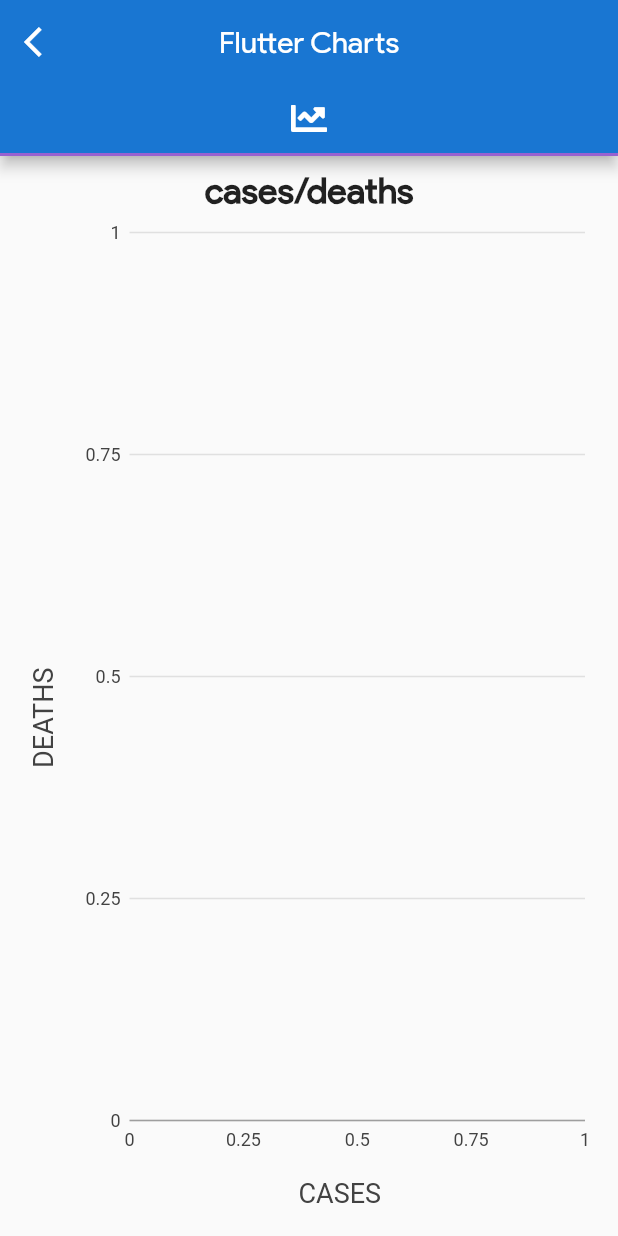
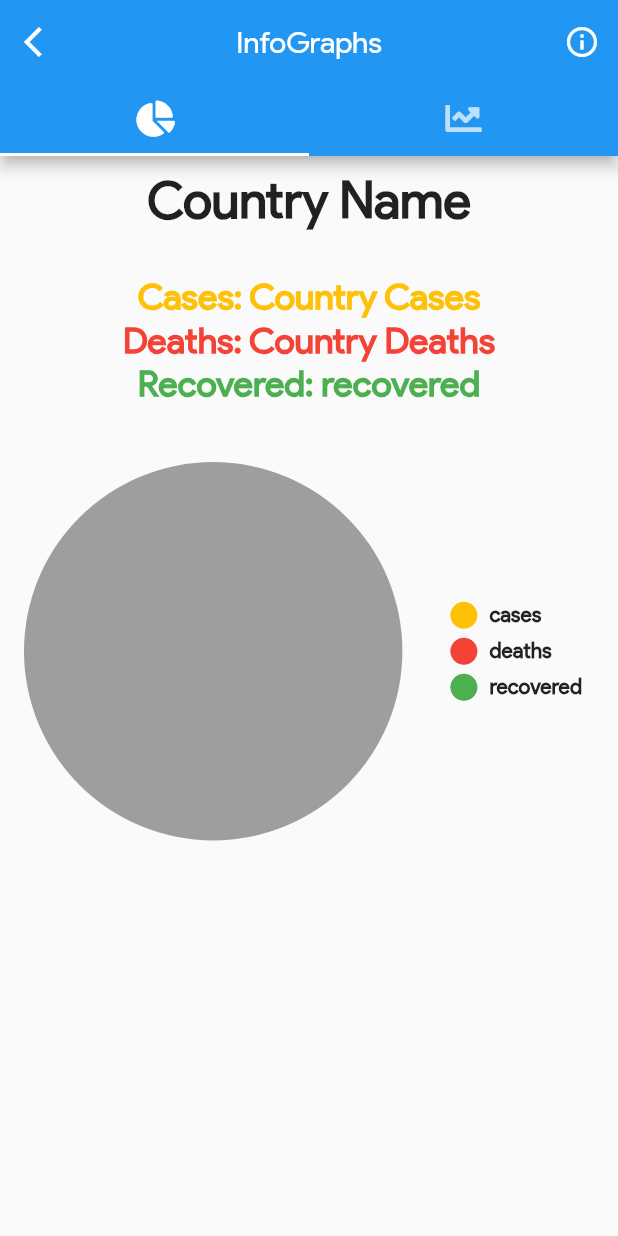
Before and after one commit to madhavtripathi05/COVID_19_TRACKER, a Flutter app: the ChartsScreen screen opened by its route, on a phone screen of 412 x 824 dp. Run offline on Flutter 3.47's test engine with Material 2 defaults, Android fonts, the light colour scheme and no system bars; drawn by our look-alikes of pie_chart; our stand-ins replace charts_flutter, dynamic_theme, flutter_spinkit, font_awesome_flutter, geolocator, video_player; missing offline and left inert: flutter_webview_plugin; network calls fail.

Commit message:
added charts

```diff
--- a/lib/screens/charts_screen.dart
+++ b/lib/screens/charts_screen.dart
@@ -1,74 +1,96 @@
 import 'package:charts_flutter/flutter.dart' as charts;
-import 'package:covid_19_tracker/services/api_data.dart';
+
 import 'package:flutter/material.dart';
 import 'package:font_awesome_flutter/font_awesome_flutter.dart';
+import 'package:pie_chart/pie_chart.dart';
 
+import '../services/api_data.dart';
+import '../constants/constants.dart';
 import '../models/country_historical_data.dart';
 
 class ChartsScreen extends StatefulWidget {
   static const routeName = '/charts';
   final String countryName;
-  ChartsScreen({this.countryName});
+  final double cases;
+  final double deaths;
+  final double recovered;
+  ChartsScreen({this.countryName, this.cases, this.deaths, this.recovered});
   @override
   _ChartsScreenState createState() => _ChartsScreenState();
 }
 
 class _ChartsScreenState extends State<ChartsScreen> {
-  ApiData apiData = ApiData();
-  final _scaffoldKey = GlobalKey<ScaffoldState>();
-  List<IndiaHistoricalData> indiaData = [];
-  // List<charts.Series<IndiaHistoricalData, String>> _pieSeriesData = [];
-  // List<charts.Series<IndiaHistoricalData, String>> _seriesData = [];
-  List<charts.Series<IndiaHistoricalData, int>> _lineSeriesData = [];
   @override
   void initState() {
     getAndSetData();
+
+    _dataMap.putIfAbsent('cases', () => widget.cases ?? 0);
+    _dataMap.putIfAbsent('deaths', () => widget.deaths ?? 0);
+    _dataMap.putIfAbsent('recovered', () => widget.recovered ?? 0);
     super.initState();
   }
 
+  ApiData apiData = ApiData();
+  final _scaffoldKey = GlobalKey<ScaffoldState>();
+  List<IndiaHistoricalData> countryData = [];
+  List<charts.Series<IndiaHistoricalData, int>> _lineSeriesData = [];
+  Map<String, double> _dataMap = Map();
+
+  Map<String, dynamic> cases = Map();
+  Map<String, dynamic> recovered = Map();
+  Map<String, dynamic> deaths = Map();
+
   void getAndSetData() async {
-    Map<String, dynamic> histData = await apiData.getIndiaHistoricalData();
+    Map<String, dynamic> histData =
+        await apiData.getCountryHistoricalData('${widget.countryName}');
     setState(() {
-      if (histData == null) {
+      if (histData == null || widget.cases == null) {
         print('error Null data obtained');
         return;
       }
-      Map<String, dynamic> cases = histData['timeline']['cases'];
-      Map<String, dynamic> recovered = histData['timeline']['recovered'];
-      Map<String, dynamic> deaths = histData['timeline']['deaths'];
+
+      cases = histData['timeline']['cases'];
+      deaths = histData['timeline']['deaths'];
+
+      // recovered = histData['timeline']['recovered'];// deprecated from API
 
       for (var i = 0; i < cases.length; i++) {
         final myData = IndiaHistoricalData(
           date: cases.keys.elementAt(i).toString(),
-          cases: cases.values.elementAt(i) ?? 0,
-          recovered: recovered.values.elementAt(i) ?? 0,
-          deaths: deaths.values.elementAt(i) ?? 0,
+          cases: cases.values.elementAt(i),
+          // recovered: recovered.values.elementAt(i), //deprecated
+          deaths: deaths.values.elementAt(i),
         );
-        indiaData.add(myData);
+        countryData.add(myData);
       }
 
-      // for (var data in indiaData) {
-      //   print('${data.date} : ${data.cases},${data.deaths},${data.recovered}');
+      // for testing
+      // for (var data in countryData) {
+      //   print('${data.date} : ${data.cases},${data.deaths}');
       // }
-      // _pieSeriesData.add(charts.Series(
-      //   data: indiaData,
-      //   id: 'indiaData',
-      //   domainFn: (IndiaHistoricalData data, _) => data.cases.toString(),
-      //   measureFn: (IndiaHistoricalData data, _) => data.deaths,
-      // ));
 
       _lineSeriesData.add(charts.Series(
-          data: indiaData,
+          colorFn: (IndiaHistoricalData data, _) =>
+              charts.Color.fromHex(code: '#c31432'),
+          data: countryData,
           domainFn: (IndiaHistoricalData data, _) => data.cases,
           measureFn: (IndiaHistoricalData data, _) => data.deaths,
-          id: 'deaths'));
+          id: 'DEATHS'));
+
+      // _lineSeriesData.add(charts.Series(
+      //     colorFn: (IndiaHistoricalData data, _) =>
+      //         charts.Color.fromHex(code: '#0f9b0f'),
+      //     data: countryData,
+      //     domainFn: (IndiaHistoricalData data, _) => data.cases,
+      //     measureFn: (IndiaHistoricalData data, _) => data.recovered,
+      //     id: 'RECOVERED'));// deprecated
     });
   }
 
   @override
   Widget build(BuildContext context) {
     return DefaultTabController(
-      length: 1,
+      length: 2,
       child: Scaffold(
         key: _scaffoldKey,
         appBar: AppBar(
@@ -76,93 +98,31 @@ class _ChartsScreenState extends State<ChartsScreen> {
           leading: IconButton(
               icon: Icon(Icons.arrow_back_ios),
               onPressed: () => Navigator.pop(context)),
-          backgroundColor: Color(0xff1976d2),
-          //backgroundColor: Color(0xff308e1c),
           bottom: TabBar(
-            indicatorColor: Color(0xff9962D0),
+            indicatorColor: Colors.white,
             tabs: [
-              // Tab(icon: Icon(FontAwesomeIcons.solidChartBar)),
-              // Tab(icon: Icon(FontAwesomeIcons.chartPie)),
+              Tab(icon: Icon(FontAwesomeIcons.chartPie)),
               Tab(icon: Icon(FontAwesomeIcons.chartLine)),
             ],
           ),
-          title: Text('Flutter Charts'),
+          actions: <Widget>[
+            IconButton(
+              icon: Icon(Icons.info_outline),
+              onPressed: () => _scaffoldKey.currentState.showSnackBar(
+                SnackBar(
+                  content: Text(
+                    'Data Source: https://www.worldometers.info/coronavirus/',
+                    textAlign: TextAlign.center,
+                    style: kNormalTextStyle,
+                  ),
+                ),
+              ),
+            ),
+          ],
+          title: Text('InfoGraphs'),
         ),
         body: TabBarView(
           children: [
-            // Padding(
-            //   padding: EdgeInsets.all(8.0),
-            //   child: Container(
-            //     child: Center(
-            //       child: Column(
-            //         children: <Widget>[
-            //           Text(
-            //             'SO₂ emissions, by world region (in million tonnes)',
-            //             style: TextStyle(
-            //                 fontSize: 24.0, fontWeight: FontWeight.bold),
-            //           ),
-            //           Expanded(
-            //             child: charts.BarChart(
-            //               _pieSeriesData,
-            //               animate: true,
-            //               barGroupingType: charts.BarGroupingType.grouped,
-            //               //behaviors: [  charts.SeriesLegend()],
-            //               animationDuration: Duration(seconds: 5),
-            //             ),
-            //           ),
-            //         ],
-            //       ),
-            //     ),
-            //   ),
-            // ),
-            // Padding(
-            //   padding: EdgeInsets.all(8.0),
-            //   child: Container(
-            //     child: Center(
-            //       child: Column(
-            //         children: <Widget>[
-            //           Text(
-            //             'Time spent on daily tasks',
-            //             style: TextStyle(
-            //                 fontSize: 24.0, fontWeight: FontWeight.bold),
-            //           ),
-            //           SizedBox(
-            //             height: 10.0,
-            //           ),
-            //           Expanded(
-            //             child: charts.PieChart(
-            //               _pieSeriesData,
-            //               animate: true,
-            //               animationDuration: Duration(seconds: 5),
-            //               behaviors: [
-            //                   charts.DatumLegend(
-            //                   outsideJustification:
-            //                       charts.OutsideJustification.endDrawArea,
-            //                   horizontalFirst: false,
-            //                   desiredMaxRows: 2,
-            //                   cellPadding:
-            //                         EdgeInsets.only(right: 4.0, bottom: 4.0),
-            //                   entryTextStyle: charts.TextStyleSpec(
-            //                       color: charts
-            //                           .MaterialPalette.purple.shadeDefault,
-            //                       fontFamily: 'Georgia',
-            //                       fontSize: 11),
-            //                 )
-            //               ],
-            //               defaultRenderer:   charts.ArcRendererConfig(
-            //                 arcWidth: 100,
-            //                 arcRendererDecorators: [
-            //                     charts.ArcLabelDecorator(
-            //                       labelPosition: charts.ArcLabelPosition.inside)
-            //                 ],
-            //               ),
-            //             ),
-            //           ),
-            //         ],
-            //       ),
-            //     ),
-            //   ),
-            // ),
             Padding(
               padding: EdgeInsets.all(8.0),
               child: Container(
@@ -170,27 +130,105 @@ class _ChartsScreenState extends State<ChartsScreen> {
                   child: Column(
                     children: <Widget>[
                       Text(
-                        'cases/deaths',
+                        '${widget.countryName ?? 'Country Name'}',
                         style: TextStyle(
-                            fontSize: 24.0, fontWeight: FontWeight.bold),
+                            fontSize: 34.0, fontWeight: FontWeight.bold),
                       ),
+                      SizedBox(height: 30),
+                      Text(
+                        'Cases: ${widget.cases ?? 'Country Cases'}',
+                        style: TextStyle(
+                            fontSize: 24.0,
+                            fontWeight: FontWeight.bold,
+                            color: Colors.amber),
+                      ),
+                      Text(
+                        'Deaths: ${widget.deaths ?? 'Country Deaths'}',
+                        style: TextStyle(
+                            fontSize: 24.0,
+                            fontWeight: FontWeight.bold,
+                            color: Colors.red),
+                      ),
+                      Text(
+                        'Recovered: ${widget.recovered ?? 'recovered'}',
+                        style: TextStyle(
+                            fontSize: 24.0,
+                            fontWeight: FontWeight.bold,
+                            color: Colors.green),
+                      ),
+                      SizedBox(height: 30),
+                      PieChart(
+                        dataMap: _dataMap,
+                        animationDuration: Duration(milliseconds: 800),
+                        chartLegendSpacing: 32.0,
+                        chartRadius: MediaQuery.of(context).size.width / 1.5,
+                        showChartValuesInPercentage: true,
+                        showChartValues: true,
+                        showChartValuesOutside: false,
+                        chartValueBackgroundColor: Colors.grey[200],
+                        colorList: [Colors.amber, Colors.red, Colors.green],
+                        showLegends: true,
+                        legendPosition: LegendPosition.top,
+                        decimalPlaces: 1,
+                        showChartValueLabel: true,
+                        initialAngle: 0,
+                        chartValueStyle: defaultChartValueStyle.copyWith(
+                          color: Colors.blueGrey[900].withOpacity(0.9),
+                        ),
+                        chartType: ChartType.disc,
+                      ),
+                    ],
+                  ),
+                ),
+              ),
+            ),
+            Padding(
+              padding: EdgeInsets.all(8.0),
+              child: Container(
+                child: Center(
+                  child: Column(
+                    children: <Widget>[
+                      Text(
+                        '${widget.countryName ?? 'Country Name'}',
+                        style: TextStyle(
+                            fontSize: 34.0, fontWeight: FontWeight.bold),
+                      ),
+                      SizedBox(height: 20),
                       Expanded(
                         child: charts.LineChart(_lineSeriesData,
                             defaultRenderer: charts.LineRendererConfig(
-                                includeArea: true, stacked: true),
+                              includeArea: true,
+                              stacked: true,
+                              roundEndCaps: true,
+                              includePoints: true,
+                              radiusPx: 2.5,
+                              includeLine: true,
+
+                            ),
                             animate: true,
                             animationDuration: Duration(seconds: 1),
                             behaviors: [
-                              charts.ChartTitle('CASES',
-                                  behaviorPosition:
-                                      charts.BehaviorPosition.bottom,
-                                  titleOutsideJustification: charts
-                                      .OutsideJustification.middleDrawArea),
-                              charts.ChartTitle('DEATHS',
-                                  behaviorPosition:
-                                      charts.BehaviorPosition.start,
-                                  titleOutsideJustification: charts
-                                      .OutsideJustification.middleDrawArea),
+                              charts.ChartTitle(
+                                'Number of Cases',
+                                titleStyleSpec: charts.TextStyleSpec(
+                                  fontFamily: 'google',
+                                  color: charts.Color.fromHex(code: '#f7aa0f'),
+                                ),
+                                behaviorPosition:
+                                    charts.BehaviorPosition.bottom,
+                                titleOutsideJustification:
+                                    charts.OutsideJustification.middleDrawArea,
+                              ),
+                              charts.ChartTitle(
+                                'Number of Deaths',
+                                titleStyleSpec: charts.TextStyleSpec(
+                                  fontFamily: 'google',
+                                  color: charts.Color.fromHex(code: '#c31432'),
+                                ),
+                                behaviorPosition: charts.BehaviorPosition.start,
+                                titleOutsideJustification:
+                                    charts.OutsideJustification.middleDrawArea,
+                              ),
                             ]),
                       ),
                     ],
--- a/lib/screens/countries_info_screen.dart
+++ b/lib/screens/countries_info_screen.dart
@@ -3,6 +3,7 @@ import 'package:flutter/material.dart';
 import '../constants/constants.dart';
 import '../models/country_virus_data.dart';
 import '../widgets/data_list_item.dart';
+import '../screens/charts_screen.dart';
 
 class CountriesInfoScreen extends StatefulWidget {
   static const routeName = '/countries-info-screen';
@@ -91,8 +92,20 @@ class CountriesInfoScreenState extends State<CountriesInfoScreen> {
     );
   }
 
-  Card buildCard(int index) {
-    return Card(
+  Widget buildCard(int index) {
+    return InkWell(
+      onTap: () => Navigator.push(
+        context,
+        MaterialPageRoute(
+          builder: (context) => ChartsScreen(
+            countryName: '${countriesForDisplay[index].country}',
+            cases: double.parse('${countriesForDisplay[index].confirmedCases}'),
+            deaths: double.parse('${countriesForDisplay[index].deaths}'),
+            recovered: double.parse('${countriesForDisplay[index].recovered}'),
+          ),
+        ),
+      ),
+      child: Card(
         elevation: 7,
         margin: EdgeInsets.all(10),
         child: Container(
@@ -109,10 +122,10 @@ class CountriesInfoScreenState extends State<CountriesInfoScreen> {
                   Colors.amber),
               DataListItem('Recovered: ${countriesForDisplay[index].recovered}',
                   false, Colors.green),
-            DataListItem('Deaths: ${countriesForDisplay[index].deaths}', false,
-                Colors.red),
+              DataListItem('Deaths: ${countriesForDisplay[index].deaths}',
+                  false, Colors.red),
               DataListItem(
-                'Critical Cases ${countriesForDisplay[index].criticalCases}',
+                  'Critical Cases: ${countriesForDisplay[index].criticalCases}',
                   false,
                   Colors.teal),
               DataListItem(
@@ -124,6 +137,7 @@ class CountriesInfoScreenState extends State<CountriesInfoScreen> {
                   false,
                   Colors.redAccent),
             ],
+          ),
         ),
       ),
     );
@@ -165,8 +179,6 @@ class CountriesInfoScreenState extends State<CountriesInfoScreen> {
                 ),
               ],
             ),
-            // SizedBox(height: 50),
-
             buildList(),
           ],
         ),
--- a/lib/screens/dashboard.dart
+++ b/lib/screens/dashboard.dart
@@ -213,14 +213,13 @@ class _DashboardState extends State<Dashboard> {
               ),
               SizedBox(height: 20),
               InkWell(
-                onTap: () => locationData.country == 'India'
-                    ? Navigator.push(context,
+                onTap: () => Navigator.push(context,
                         MaterialPageRoute(builder: (context) {
                         return CountriesInfoScreen(
                           countryVirusData: widget.countriesData,
                         );
                       }))
-                    : null,
+                   ,
                 child: Hero(
                   tag: 'Countries',
                   child: Card(
@@ -439,11 +438,20 @@ class _DashboardState extends State<Dashboard> {
                       mainAxisAlignment: MainAxisAlignment.center,
                       children: <Widget>[
                         Icon(Icons.show_chart),
-                        Text(' Charts & Graphs'),
+                        Text(' InfoGraphs'),
                       ],
                     ),
-                    onPressed: () =>
-                        Navigator.pushNamed(context, ChartsScreen.routeName),
+                    onPressed: () => Navigator.push(
+                      context,
+                      MaterialPageRoute(
+                        builder: (context) => ChartsScreen(
+                          countryName: locationData.country,
+                          cases: double.parse('${locationData.confirmedCases}'),
+                          deaths: double.parse('${locationData.deaths}'),
+                          recovered: double.parse('${locationData.recovered}'),
+                        ),
+                      ),
+                    ),
                   ),
                 ],
               ),
--- a/lib/screens/info_screen.dart
+++ b/lib/screens/info_screen.dart
@@ -17,9 +17,11 @@ class _InfoScreenState extends State<InfoScreen> {
 
   @override
   void initState() {
-    _controller1 =
-        VideoPlayerController.asset("assets/videos/whatiscorona.mp4");
-    _controller1.initialize().then((_) => setState(() {}));
+    //reducing 7Mb
+    // _controller1 =
+    //     VideoPlayerController.asset("assets/videos/whatiscorona.mp4");
+
+    // _controller1.initialize().then((_) => setState(() {}));
 
     _controller2 = VideoPlayerController.asset("assets/videos/whatandhow.mkv");
     _controller2.initialize().then((_) => setState(() {}));
@@ -29,7 +31,7 @@ class _InfoScreenState extends State<InfoScreen> {
 
   @override
   void dispose() {
-    _controller1.dispose();
+    // _controller1.dispose();
     _controller2.dispose();
     super.dispose();
   }
@@ -61,7 +63,7 @@ class _InfoScreenState extends State<InfoScreen> {
                     onPressed: () => _scaffoldKey.currentState.showSnackBar(
                       SnackBar(
                         action: SnackBarAction(
-                          textColor: Colors.greenAccent,
+                            textColor: Colors.greenAccent,
                             label: 'Open Website',
                             onPressed: () => launch(
                                 'https://www.who.int/emergencies/diseases/novel-coronavirus-2019')),
@@ -75,9 +77,9 @@ class _InfoScreenState extends State<InfoScreen> {
                   ),
                 ],
               ),
-              SizedBox(height: 20),
-              Text('What is Corona Virus ?', style: kHeadingTextStyle),
-              playVideo(_controller1),
+              // SizedBox(height: 20),
+              // Text('What is Corona Virus ?', style: kHeadingTextStyle),
+              // playVideo(_controller1),
               SizedBox(height: 20),
               Text('How to Protect Yourself ?', style: kHeadingTextStyle),
               playVideo(_controller2),
--- a/lib/screens/states_info_screen.dart
+++ b/lib/screens/states_info_screen.dart
@@ -40,7 +40,7 @@ class _StatesInfoScreenState extends State<StatesInfoScreen> {
                 true,
                 Colors.deepOrangeAccent),
             DataListItem(
-                'Confirmed(Indians):${statesForDisplay[index].confirmedCases}',
+                'Confirmed(Indians): ${statesForDisplay[index].confirmedCases}',
                 false,
                 Colors.amber),
             DataListItem(
--- a/lib/services/api_data.dart
+++ b/lib/services/api_data.dart
@@ -32,10 +32,10 @@ class ApiData {
     return countriesVirusData;
   }
 
-  Future<dynamic> getIndiaHistoricalData() async {
+  Future<dynamic> getCountryHistoricalData(String country) async {
     //fetching data from API
     NetworkAPI networkAPI =
-        NetworkAPI('https://corona.lmao.ninja/historical/india');
+        NetworkAPI('https://corona.lmao.ninja/v2/historical/$country');
     var indiaHistoricalData = networkAPI.getData();
     print(indiaHistoricalData.toString());
     // var jsonEncode = json.encode(indiaHistoricalData);
--- a/pubspec.yaml
+++ b/pubspec.yaml
@@ -25,12 +25,14 @@ dependencies:
   cupertino_icons: ^0.1.2
   charts_flutter: ^0.9.0
   dynamic_theme: ^1.0.1
+  fl_chart:
   flutter_spinkit: ^4.1.2
   flutter_webview_plugin: ^0.3.10+1
   font_awesome_flutter: ^8.7.0
   geolocator: ^5.3.0
   html:
   http:
+  pie_chart: ^3.1.1
   url_launcher: ^5.4.2
   video_player: ^0.10.8+1
 
@@ -58,7 +60,6 @@ flutter:
   # To add assets to your application, add an assets section, like this:
   assets:
    - assets/images/
-   - assets/videos/whatiscorona.mp4
    - assets/videos/whatandhow.mkv
   #  - images/a_dot_ham.jpeg
 
```
Also changed, not shown: pubspec.lock, 1 other file. Lines whose indentation alone changed are shown as unchanged.
